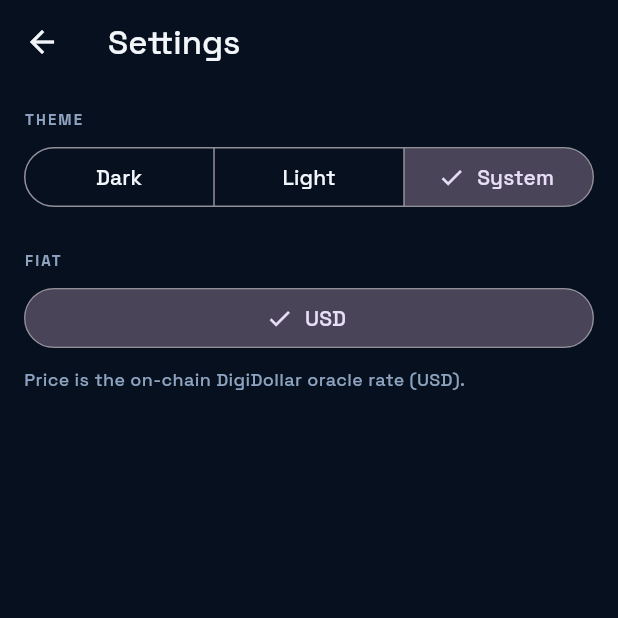
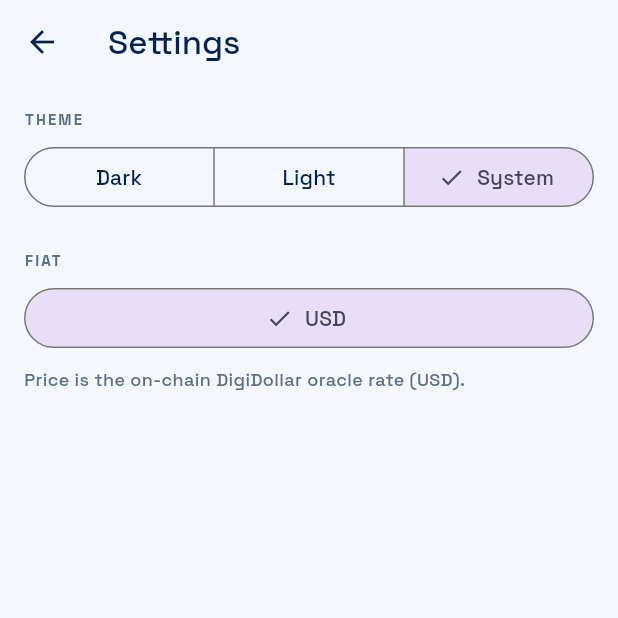
Before and after one commit to JohnnyLawDGB/digibyte-timechain, a Flutter app: the SettingsScreen screen opened directly, after a tap on "Light", after a tap on "System", on a phone screen of 412 x 824 dp, the top half of it. Run offline on Flutter 3.47's test engine with Material 3 defaults, Android fonts, the phone set to English and light mode, and no system bars; our stand-ins replace flutter_riverpod, flutter_svg, freezed_annotation, shared_preferences; accounts and stored records are empty; network calls fail; project files that could hold a hidden picture were left out.

Commit message:
fix(app): System theme follows the platform; Dark/Light via themeMode only
Co-Authored-By: Claude Fable 5.1 <noreply@anthropic.com>
Claude-Session: https://claude.ai/code/session_01DvwwRyeQu4RNXHNFvKQ6JK

```diff
--- a/app/lib/app.dart
+++ b/app/lib/app.dart
@@ -10,14 +10,12 @@ class TimechainApp extends ConsumerWidget {
   Widget build(BuildContext context, WidgetRef ref) {
     final choice = ref.watch(settingsProvider).theme;
     final mode = switch (choice) { ThemeChoice.dark => ThemeMode.dark, ThemeChoice.light => ThemeMode.light, ThemeChoice.system => ThemeMode.system };
-    // `theme` follows the chosen palette so tests can read brightness off MaterialApp.theme.
-    final light = timechainTheme(TimechainPalette.light), dark = timechainTheme(TimechainPalette.dark);
     return MaterialApp(
       title: 'DigiByte Timechain',
       debugShowCheckedModeBanner: false,
-      theme: mode == ThemeMode.light ? light : dark,
-      darkTheme: dark,
-      themeMode: mode == ThemeMode.system ? ThemeMode.system : ThemeMode.light,
+      theme: timechainTheme(TimechainPalette.light),
+      darkTheme: timechainTheme(TimechainPalette.dark),
+      themeMode: mode,
       home: const DialScreen(),
     );
   }
```
Also changed, not shown: 1 other file.
